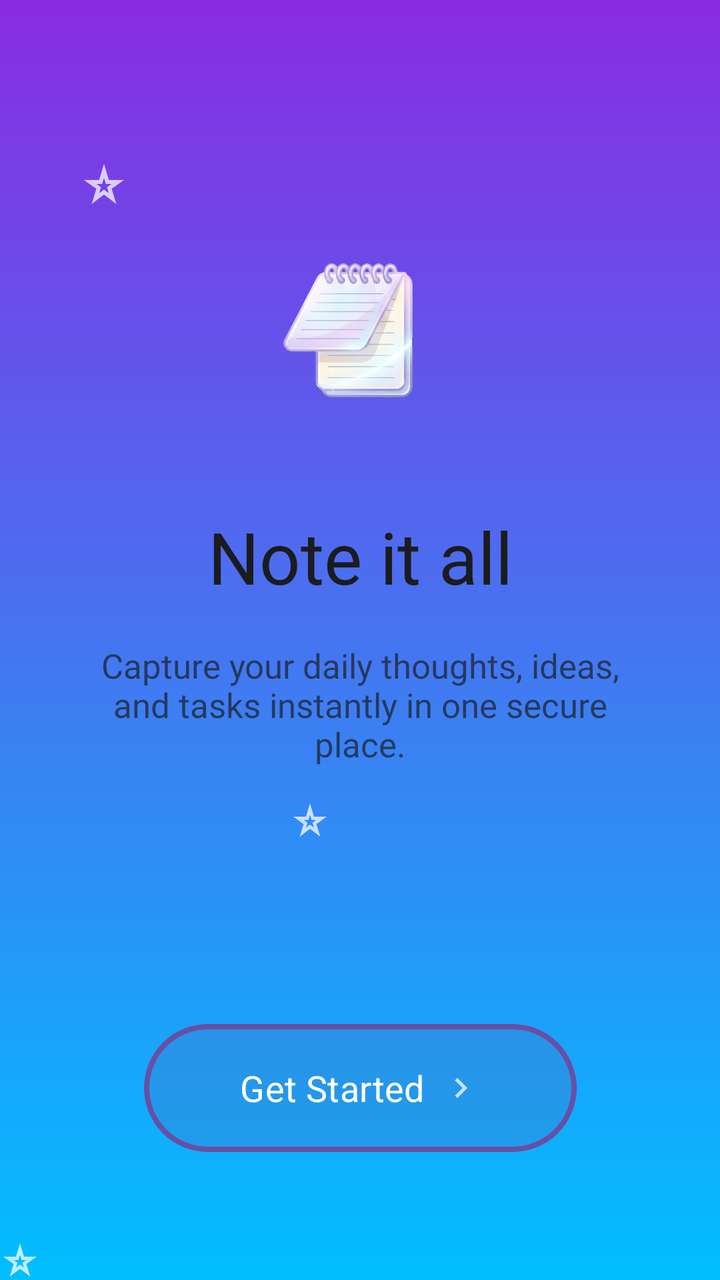
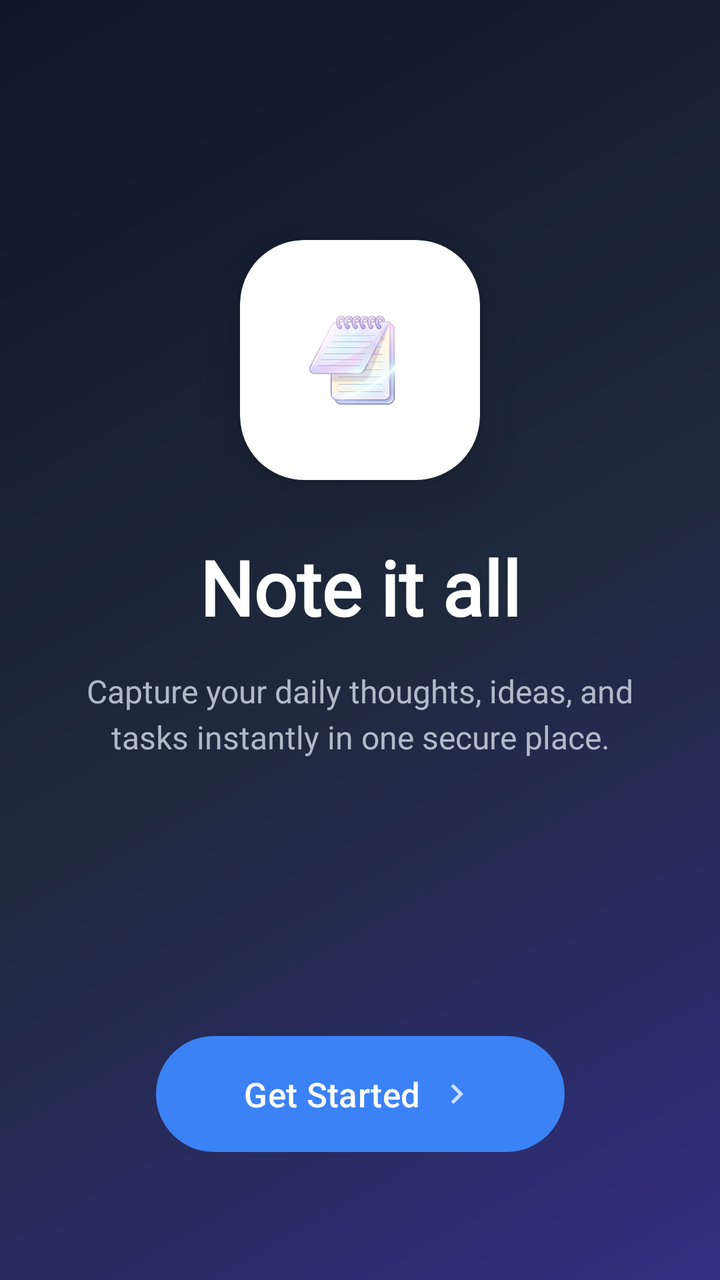

Before-and-after screenshots of an Android layout around one commit, followed by the original layout XML and the change that was made.
<!-- AndroidManifest.xml: application theme Theme.Notepad -->
<!-- res/layout/activity_main.xml -->
<?xml version="1.0" encoding="utf-8"?>
<androidx.constraintlayout.widget.ConstraintLayout xmlns:android="http://schemas.android.com/apk/res/android"
    xmlns:app="http://schemas.android.com/apk/res-auto"
    xmlns:tools="http://schemas.android.com/tools"
    android:id="@+id/main"
    android:layout_width="match_parent"
    android:layout_height="match_parent"
    android:background="@drawable/background"
    tools:context=".MainActivity">


    <ImageView
        android:id="@+id/app_logo"
        android:layout_width="120dp"
        android:layout_height="130dp"
        android:layout_marginTop="100dp"
        android:contentDescription="@string/app_name"
        android:src="@drawable/bg_remove"
        app:layout_constraintEnd_toEndOf="parent"
        app:layout_constraintStart_toStartOf="parent"
        app:layout_constraintTop_toTopOf="parent" />

    <TextView
        android:id="@+id/note_tv"
        android:layout_width="wrap_content"
        android:layout_height="wrap_content"
        android:layout_marginTop="24dp"
        android:fontFamily="@font/sephora"
        android:text="@string/note_it_all"
        android:textColor="@color/black"
        android:textSize="36sp"
        app:layout_constraintEnd_toEndOf="parent"
        app:layout_constraintStart_toStartOf="parent"
        app:layout_constraintTop_toBottomOf="@id/app_logo" />

    <TextView
        android:layout_width="0dp"
        android:layout_height="wrap_content"
        android:layout_marginHorizontal="48dp"
        android:layout_marginTop="19dp"
        android:alpha="0.7"
        android:fontFamily="@font/slumber"
        android:gravity="center"
        android:text="@string/splash_des"
        android:textColor="@color/black"
        android:textSize="17sp"
        app:layout_constraintEnd_toEndOf="parent"
        app:layout_constraintStart_toStartOf="parent"
        app:layout_constraintTop_toBottomOf="@id/note_tv" />

    <com.google.android.material.button.MaterialButton
        android:id="@+id/started_btn"
        android:layout_width="wrap_content"
        android:layout_height="64dp"
        android:layout_marginBottom="64dp"
        android:fontFamily="sans-serif"
        android:paddingHorizontal="48dp"
        android:text="@string/get_started"
        android:textAllCaps="false"
        android:textColor="@color/white"
        android:textSize="18sp"
        android:background="@drawable/btn_bg"
        app:cornerRadius="32dp"
        app:rippleColor="@color/ripple_color"
        android:backgroundTint="@null"
        android:elevation="12dp"
        android:translationZ="6dp"
        android:drawableEnd="@drawable/baseline_navigate_next_24"
        app:layout_constraintBottom_toBottomOf="parent"
        app:layout_constraintEnd_toEndOf="parent"
        app:layout_constraintStart_toStartOf="parent" />

</androidx.constraintlayout.widget.ConstraintLayout>
<!-- resources referenced by this layout -->
<resources>
  <color name="black">#1A1C1E</color>
  <color name="ripple_color">#40FFFFFF</color>
  <color name="white">#FFFFFF</color>
  <!-- drawable background (drawable) -->
  <?xml version="1.0" encoding="utf-8"?>
  <layer-list xmlns:android="http://schemas.android.com/apk/res/android">
  
  
      <item>
          <shape android:shape="rectangle">
              <gradient
                  android:startColor="@color/start_color"
                  android:endColor="@color/end_color"
                  android:angle="200" />
          </shape>
      </item>
  
  
      <item
          android:width="24dp"
          android:height="24dp"
          android:top="80dp"
          android:left="40dp"
          android:gravity="top|left"
          android:drawable="@drawable/baseline_star_purple500_24" />
  
  
      <item
          android:width="20dp"
          android:height="20dp"
          android:top="180dp"
          android:right="50dp"
          android:gravity="center"
          android:drawable="@drawable/baseline_star_purple500_24" />
  
  
      <item
          android:width="20dp"
          android:height="20dp"
          android:top="10dp"
          android:right="50dp"
          android:gravity="bottom|left"
          android:drawable="@drawable/baseline_star_purple500_24" />
  
  </layer-list>
  <!-- drawable baseline_navigate_next_24 (drawable) -->
  <vector xmlns:android="http://schemas.android.com/apk/res/android" android:alpha="0.74" android:autoMirrored="true" android:height="20dp" android:tint="#FFFFFF" android:viewportHeight="24" android:viewportWidth="24" android:width="20dp">
        
      <path android:fillColor="@android:color/white" android:pathData="M10,6L8.59,7.41 13.17,12l-4.58,4.59L10,18l6,-6z"/>
      
  </vector>
  <!-- drawable bg_remove: png bitmap (drawable, 151633 bytes) -->
  <!-- drawable btn_bg (drawable) -->
  <?xml version="1.0" encoding="utf-8"?>
  <ripple xmlns:android="http://schemas.android.com/apk/res/android"
      android:color="#40FFFFFF">
      <item>
          <shape android:shape="rectangle">
  
              <solid android:color="#33FFFFFF" />
  
              
              <corners android:radius="32dp" />
  
              
              <stroke
                  android:width="2.5dp"
                  android:color="#FFFFFF" />
          </shape>
      </item>
  </ripple>
  <string name="app_name">Notepad</string>
  <string name="get_started">Get Started</string>
  <string name="note_it_all">Note it all</string>
  <string name="splash_des">"Capture your daily thoughts, ideas, and tasks instantly in one secure place."</string>
  <style name="Theme.Notepad" parent="Base.Theme.Notepad" />
  <color name="start_color">#8A2BE2</color>
  <color name="end_color">#00BFFF</color>
  <!-- drawable baseline_star_purple500_24 (drawable) -->
  <vector xmlns:android="http://schemas.android.com/apk/res/android" android:alpha="0.74" android:height="10dp" android:tint="#FFFFFF" android:viewportHeight="24" android:viewportWidth="24" android:width="10dp">
        
      <path android:fillColor="@android:color/white" android:pathData="M12,8.89L12.94,12h2.82l-2.27,1.62l0.93,3.01L12,14.79l-2.42,1.84l0.93,-3.01L8.24,12h2.82L12,8.89M12,2l-2.42,8H2l6.17,4.41L5.83,22L12,17.31L18.18,22l-2.35,-7.59L22,10h-7.58L12,2L12,2z"/>
      
  </vector>
  <style name="Base.Theme.Notepad" parent="Theme.Material3.DayNight.NoActionBar">
          
          
      </style>
</resources>

<!-- the commit's change to res/layout/activity_main.xml (unified diff, before → after) -->
@@ -8,42 +8,54 @@
     android:background="@drawable/background"
     tools:context=".MainActivity">
 
-
-    <ImageView
-        android:id="@+id/app_logo"
+    <com.google.android.material.card.MaterialCardView
+        android:id="@+id/logo_card"
         android:layout_width="120dp"
-        android:layout_height="130dp"
-        android:layout_marginTop="100dp"
-        android:contentDescription="@string/app_name"
-        android:src="@drawable/bg_remove"
+        android:layout_height="120dp"
+        android:layout_marginTop="120dp"
+        app:cardBackgroundColor="@color/white"
+        app:cardCornerRadius="32dp"
+        app:cardElevation="16dp"
+        app:strokeWidth="0dp"
         app:layout_constraintEnd_toEndOf="parent"
         app:layout_constraintStart_toStartOf="parent"
-        app:layout_constraintTop_toTopOf="parent" />
+        app:layout_constraintTop_toTopOf="parent">
+
+        <ImageView
+            android:id="@+id/app_logo"
+            android:layout_width="match_parent"
+            android:layout_height="match_parent"
+            android:padding="20dp"
+            android:contentDescription="@string/app_name"
+            android:src="@drawable/bg_remove" />
+    </com.google.android.material.card.MaterialCardView>
 
     <TextView
         android:id="@+id/note_tv"
         android:layout_width="wrap_content"
         android:layout_height="wrap_content"
-        android:layout_marginTop="24dp"
+        android:layout_marginTop="28dp"
         android:fontFamily="@font/sephora"
         android:text="@string/note_it_all"
-        android:textColor="@color/black"
-        android:textSize="36sp"
+        android:textColor="@color/white"
+        android:textSize="38sp"
+        android:textStyle="bold"
         app:layout_constraintEnd_toEndOf="parent"
         app:layout_constraintStart_toStartOf="parent"
-        app:layout_constraintTop_toBottomOf="@id/app_logo" />
+        app:layout_constraintTop_toBottomOf="@id/logo_card" />
 
     <TextView
         android:layout_width="0dp"
         android:layout_height="wrap_content"
-        android:layout_marginHorizontal="48dp"
-        android:layout_marginTop="19dp"
-        android:alpha="0.7"
+        android:layout_marginHorizontal="40dp"
+        android:layout_marginTop="16dp"
+        android:alpha="0.85"
         android:fontFamily="@font/slumber"
         android:gravity="center"
+        android:lineSpacingExtra="4dp"
         android:text="@string/splash_des"
-        android:textColor="@color/black"
-        android:textSize="17sp"
+        android:textColor="#CBD5E1"
+        android:textSize="16sp"
         app:layout_constraintEnd_toEndOf="parent"
         app:layout_constraintStart_toStartOf="parent"
         app:layout_constraintTop_toBottomOf="@id/note_tv" />
@@ -51,23 +63,23 @@
     <com.google.android.material.button.MaterialButton
         android:id="@+id/started_btn"
         android:layout_width="wrap_content"
-        android:layout_height="64dp"
+        android:layout_height="58dp"
         android:layout_marginBottom="64dp"
-        android:fontFamily="sans-serif"
-        android:paddingHorizontal="48dp"
+        android:background="@drawable/btn_bg"
+        android:backgroundTint="@null"
+        android:drawableEnd="@drawable/baseline_navigate_next_24"
+        android:drawableTint="@color/white"
+        android:elevation="8dp"
+        android:fontFamily="sans-serif-medium"
+        android:paddingHorizontal="44dp"
         android:text="@string/get_started"
         android:textAllCaps="false"
         android:textColor="@color/white"
-        android:textSize="18sp"
-        android:background="@drawable/btn_bg"
-        app:cornerRadius="32dp"
-        app:rippleColor="@color/ripple_color"
-        android:backgroundTint="@null"
-        android:elevation="12dp"
-        android:translationZ="6dp"
-        android:drawableEnd="@drawable/baseline_navigate_next_24"
+        android:textSize="17sp"
+        app:cornerRadius="29dp"
         app:layout_constraintBottom_toBottomOf="parent"
         app:layout_constraintEnd_toEndOf="parent"
-        app:layout_constraintStart_toStartOf="parent" />
+        app:layout_constraintStart_toStartOf="parent"
+        app:rippleColor="#40FFFFFF" />
 
 </androidx.constraintlayout.widget.ConstraintLayout>
<!-- resource entries referenced after the edit -->
@@ -1,50 +1,17 @@
 <!-- resources referenced by this layout -->
 <resources>
-  <color name="black">#1A1C1E</color>
-  <color name="ripple_color">#40FFFFFF</color>
   <color name="white">#FFFFFF</color>
   <!-- drawable background (drawable) -->
   <?xml version="1.0" encoding="utf-8"?>
-  <layer-list xmlns:android="http://schemas.android.com/apk/res/android">
-  
-  
-      <item>
-          <shape android:shape="rectangle">
-              <gradient
-                  android:startColor="@color/start_color"
-                  android:endColor="@color/end_color"
-                  android:angle="200" />
-          </shape>
-      </item>
-  
-  
-      <item
-          android:width="24dp"
-          android:height="24dp"
-          android:top="80dp"
-          android:left="40dp"
-          android:gravity="top|left"
-          android:drawable="@drawable/baseline_star_purple500_24" />
-  
-  
-      <item
-          android:width="20dp"
-          android:height="20dp"
-          android:top="180dp"
-          android:right="50dp"
-          android:gravity="center"
-          android:drawable="@drawable/baseline_star_purple500_24" />
-  
-  
-      <item
-          android:width="20dp"
-          android:height="20dp"
-          android:top="10dp"
-          android:right="50dp"
-          android:gravity="bottom|left"
-          android:drawable="@drawable/baseline_star_purple500_24" />
-  
-  </layer-list>
+  <shape xmlns:android="http://schemas.android.com/apk/res/android"
+      android:shape="rectangle">
+      <gradient
+          android:angle="135"
+          android:endColor="#0F172A"
+          android:centerColor="#1E293B"
+          android:startColor="#312E81"
+          android:type="linear" />
+  </shape>
   <!-- drawable baseline_navigate_next_24 (drawable) -->
   <vector xmlns:android="http://schemas.android.com/apk/res/android" android:alpha="0.74" android:autoMirrored="true" android:height="20dp" android:tint="#FFFFFF" android:viewportHeight="24" android:viewportWidth="24" android:width="20dp">
         
@@ -58,16 +25,11 @@
       android:color="#40FFFFFF">
       <item>
           <shape android:shape="rectangle">
-  
-              <solid android:color="#33FFFFFF" />
-  
-              
+              <gradient
+                  android:angle="0"
+                  android:startColor="#3B82F6"
+                  android:endColor="#6366F1" />
               <corners android:radius="32dp" />
-  
-              
-              <stroke
-                  android:width="2.5dp"
-                  android:color="#FFFFFF" />
           </shape>
       </item>
   </ripple>
@@ -76,17 +38,16 @@
   <string name="note_it_all">Note it all</string>
   <string name="splash_des">"Capture your daily thoughts, ideas, and tasks instantly in one secure place."</string>
   <style name="Theme.Notepad" parent="Base.Theme.Notepad" />
-  <color name="start_color">#8A2BE2</color>
-  <color name="end_color">#00BFFF</color>
-  <!-- drawable baseline_star_purple500_24 (drawable) -->
-  <vector xmlns:android="http://schemas.android.com/apk/res/android" android:alpha="0.74" android:height="10dp" android:tint="#FFFFFF" android:viewportHeight="24" android:viewportWidth="24" android:width="10dp">
-        
-      <path android:fillColor="@android:color/white" android:pathData="M12,8.89L12.94,12h2.82l-2.27,1.62l0.93,3.01L12,14.79l-2.42,1.84l0.93,-3.01L8.24,12h2.82L12,8.89M12,2l-2.42,8H2l6.17,4.41L5.83,22L12,17.31L18.18,22l-2.35,-7.59L22,10h-7.58L12,2L12,2z"/>
-      
-  </vector>
   <style name="Base.Theme.Notepad" parent="Theme.Material3.DayNight.NoActionBar">
-          
-          
+          <item name="colorPrimary">@color/btn_blue</item>
+          <item name="colorOnPrimary">@color/white</item>
+          <item name="colorSecondary">@color/accent_orange</item>
+          <item name="android:statusBarColor">@color/white</item>
+          <item name="android:windowLightStatusBar">true</item>
+          <item name="android:windowBackground">@color/gray_light</item>
       </style>
+  <color name="btn_blue">#3B82F6</color>
+  <color name="accent_orange">#F59E0B</color>
+  <color name="gray_light">#F8FAFC</color>
 </resources>
 
